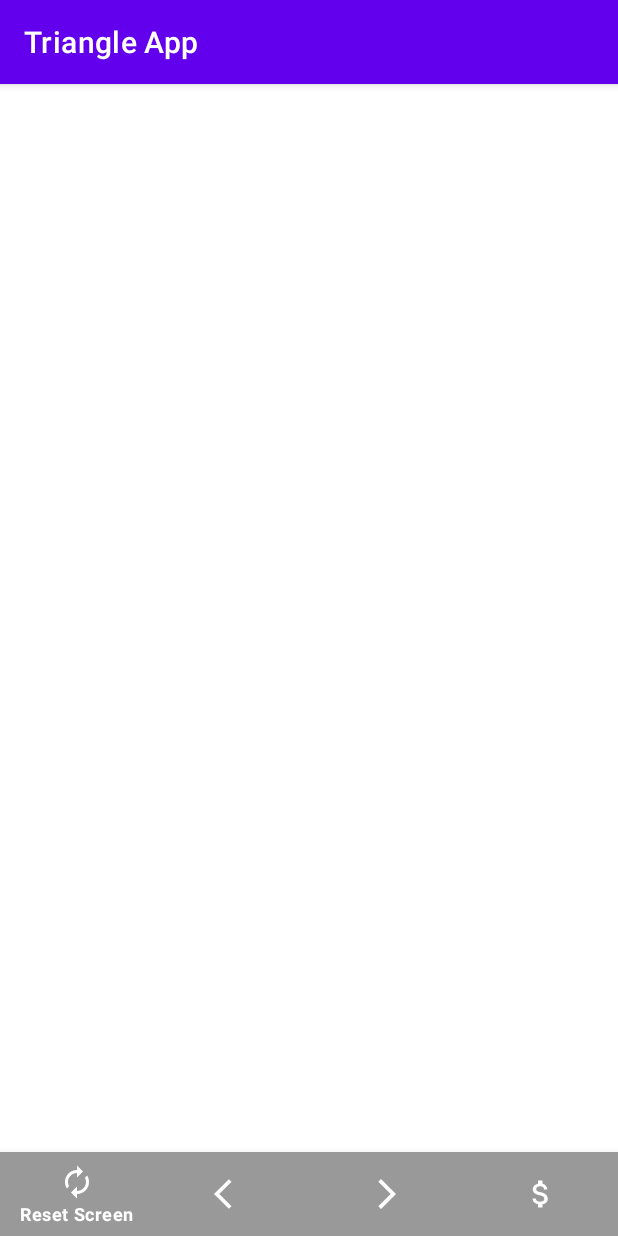
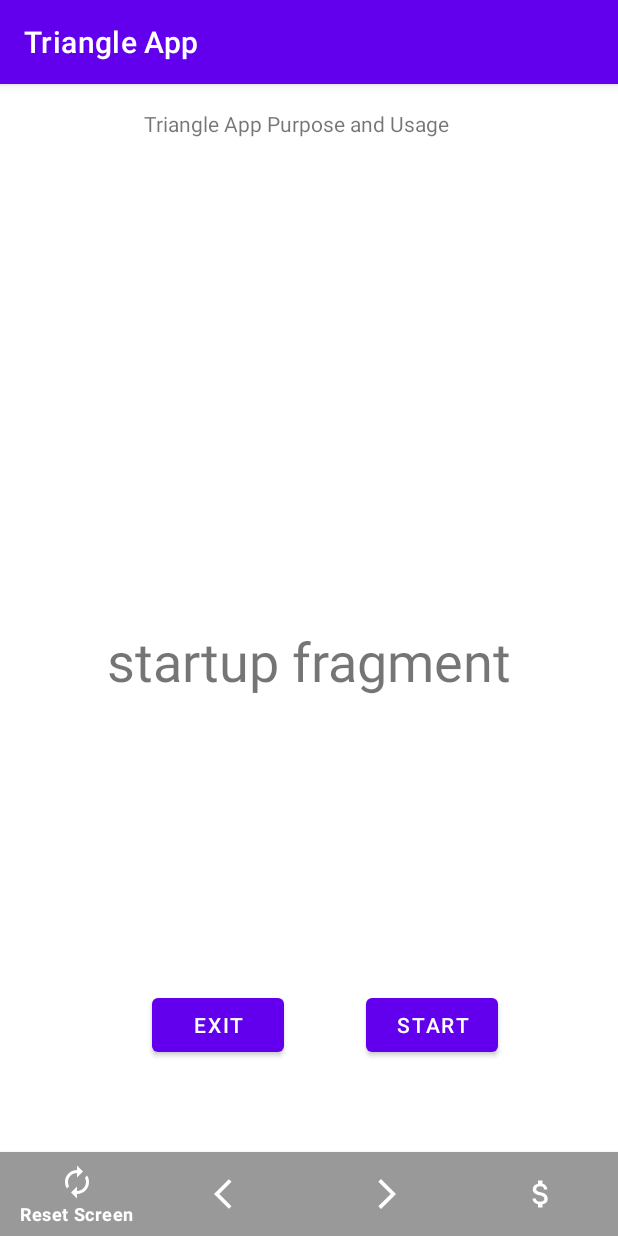
Before and after one commit to burekichevapi/TriangleHW1, an Android app: the screen it shows after launch (MainActivity), on a phone screen of 412 x 824 dp. Run offline under Robolectric (Android 15) with nearby library versions, the phone set to English and light mode, and no system bars.

Commit message:
Cleaned up fragments and added navigatin between fragments into MainActivity.kt. Unfortunately, it's not working as expected. Also, the listener for the BottomNavBar is deprecated and I can't find how we're supposed to handle those events now

```diff
--- a/app/build.gradle
+++ b/app/build.gradle
@@ -38,6 +38,7 @@ dependencies {
     implementation 'com.google.android.material:material:1.4.0'
     implementation 'androidx.constraintlayout:constraintlayout:2.1.0'
     implementation 'androidx.legacy:legacy-support-v4:1.0.0'
+    implementation 'androidx.navigation:navigation-fragment-ktx:2.3.5'
     testImplementation 'junit:junit:4.+'
     androidTestImplementation 'androidx.test.ext:junit:1.1.3'
     androidTestImplementation 'androidx.test.espresso:espresso-core:3.5.0-alpha01'
--- a/app/src/main/java/com/example/trianglehw1/MainActivity.kt
+++ b/app/src/main/java/com/example/trianglehw1/MainActivity.kt
@@ -2,11 +2,42 @@ package com.example.trianglehw1
 
 import androidx.appcompat.app.AppCompatActivity
 import android.os.Bundle
+import androidx.fragment.app.Fragment
+import com.example.trianglehw1.fragments.donate_fragment
+import com.example.trianglehw1.fragments.startup_fragment
+import com.example.trianglehw1.fragments.triangle_fragment
+import com.google.android.material.bottomnavigation.BottomNavigationView
 
 class MainActivity : AppCompatActivity() {
+
+    private val startupFragment: startup_fragment = startup_fragment()
+    private val donateFragment: donate_fragment = donate_fragment()
+    private val triangleFragment: triangle_fragment = triangle_fragment()
+
+    private val mOnNavigationItemSelectedListener = BottomNavigationView.OnNavigationItemSelectedListener { item ->
+
+        val transaction = supportFragmentManager.beginTransaction()
+        transaction.setCustomAnimations(android.R.anim.fade_in, android.R.anim.fade_out)
+
+        when(item.itemId){
+
+            R.id.ic_back_nav_button -> transaction.replace(R.id.fragment_container, startupFragment)
+            R.id.ic_reset_screen_button -> transaction.replace(R.id.fragment_container, triangleFragment)
+            R.id.ic_donate_nav_button -> transaction.replace(R.id.fragment_container, donateFragment)
+        }
+        transaction.commit()
+
+        true
+    }
+
     override fun onCreate(savedInstanceState: Bundle?) {
         super.onCreate(savedInstanceState)
         setContentView(R.layout.activity_main)
+
+        val transaction = supportFragmentManager.beginTransaction()
+        transaction.add(R.id.fragment_container,  startupFragment)
+        transaction.commit()
+
         // TEST COMMENT
     }
 }
--- a/app/src/main/java/com/example/trianglehw1/fragments/donate_fragment.kt
+++ b/app/src/main/java/com/example/trianglehw1/fragments/donate_fragment.kt
@@ -35,7 +35,7 @@ class donate_fragment : Fragment() {
         savedInstanceState: Bundle?
     ): View? {
         // Inflate the layout for this fragment
-        return inflater.inflate(R.layout.fragment_donate_fragment, container, false)
+        return inflater.inflate(R.layout.fragment_donate_container, container, false)
     }
 
     companion object {
--- a/app/src/main/java/com/example/trianglehw1/fragments/startup_fragment.kt
+++ b/app/src/main/java/com/example/trianglehw1/fragments/startup_fragment.kt
@@ -35,7 +35,8 @@ class startup_fragment : Fragment() {
         savedInstanceState: Bundle?
     ): View? {
         // Inflate the layout for this fragment
-        return inflater.inflate(R.layout.fragment_startup_fragment, container, false)
+
+        return inflater.inflate(R.layout.fragment_startup_container, container, false)
     }
 
     companion object {
--- a/app/src/main/java/com/example/trianglehw1/fragments/triangle_fragment.kt
+++ b/app/src/main/java/com/example/trianglehw1/fragments/triangle_fragment.kt
@@ -35,7 +35,7 @@ class triangle_fragment : Fragment() {
         savedInstanceState: Bundle?
     ): View? {
         // Inflate the layout for this fragment
-        return inflater.inflate(R.layout.fragment_triangle_fragment, container, false)
+        return inflater.inflate(R.layout.fragment_triangle_container, container, false)
     }
 
     companion object {
--- a/app/src/main/res/layout/activity_main.xml
+++ b/app/src/main/res/layout/activity_main.xml
@@ -1,5 +1,5 @@
 <?xml version="1.0" encoding="utf-8"?>
-<androidx.constraintlayout.widget.ConstraintLayout xmlns:android="http://schemas.android.com/apk/res/android"
+    <androidx.constraintlayout.widget.ConstraintLayout xmlns:android="http://schemas.android.com/apk/res/android"
     xmlns:app="http://schemas.android.com/apk/res-auto"
     xmlns:tools="http://schemas.android.com/tools"
     android:id="@+id/view_Main"
@@ -7,12 +7,21 @@
     android:layout_height="match_parent"
     tools:context=".MainActivity">
 
+    <FrameLayout
+        android:id="@+id/fragment_container"
+        android:layout_width="match_parent"
+        android:layout_height="match_parent"
+        app:layout_constraintBottom_toTopOf="@id/view_BottomNavBar" >
+    </FrameLayout>
+
+
     <com.google.android.material.bottomnavigation.BottomNavigationView
         android:id="@+id/view_BottomNavBar"
         android:layout_width="match_parent"
         android:layout_height="wrap_content"
         android:layout_alignParentBottom="true"
         android:background="#999999"
+        app:elevation="4dp"
         app:itemIconTint="#ffff"
         app:itemTextColor="#ffff"
         app:layout_constraintBottom_toBottomOf="parent"
--- a/app/src/main/res/layout/fragment_startup_fragment.xml
+++ b/app/src/main/res/layout/fragment_startup_container.xml
@@ -6,17 +6,25 @@
     xmlns:app="http://schemas.android.com/apk/res-auto"
     tools:context=".fragments.startup_fragment">
 
-    <!-- TODO: Update blank fragment layout -->
-
-  <!--  <FrameLayout
+<!--    <FrameLayout
         android:id="@+id/fl_wrapper"
         android:layout_width="match_parent"
         android:layout_height="0dp"
         app:layout_constraintBottom_toTopOf="parent"
         app:layout_constraintTop_toTopOf="parent"
-        app:layout_constraintVertical_bias="1.0"
         tools:layout_editor_absoluteX="0dp" >
 -->
+        <TextView
+            android:id="@+id/triangle"
+            android:layout_width="wrap_content"
+            android:layout_height="wrap_content"
+            android:text="startup fragment"
+            android:textSize="36sp"
+            app:layout_constraintBottom_toBottomOf="parent"
+            app:layout_constraintLeft_toLeftOf="parent"
+            app:layout_constraintRight_toRightOf="parent"
+            app:layout_constraintTop_toTopOf="parent" />
+
         <TextView
             android:id="@+id/label_AppPurposeUsage"
             android:layout_width="wrap_content"
@@ -34,7 +42,7 @@
             android:layout_width="wrap_content"
             android:layout_height="wrap_content"
             android:layout_marginEnd="80dp"
-            android:text="Button"
+            android:text="Start"
             app:layout_constraintBottom_toBottomOf="parent"
             app:layout_constraintEnd_toEndOf="parent"
             app:layout_constraintTop_toTopOf="parent"
@@ -44,7 +52,7 @@
             android:id="@+id/btn_Exit"
             android:layout_width="wrap_content"
             android:layout_height="wrap_content"
-            android:text="Button"
+            android:text="Exit"
             app:layout_constraintBottom_toBottomOf="parent"
             app:layout_constraintEnd_toStartOf="@+id/btn_Start"
             app:layout_constraintHorizontal_bias="0.65"
@@ -52,17 +60,6 @@
             app:layout_constraintTop_toTopOf="parent"
             app:layout_constraintVertical_bias="0.838" />
 
-  <!--  </FrameLayout>
--->
-    <TextView
-        android:id="@+id/startup"
-        android:layout_width="wrap_content"
-        android:layout_height="wrap_content"
-        android:text="Startup fragment"
-        android:textSize="36sp"
-        app:layout_constraintBottom_toBottomOf="parent"
-        app:layout_constraintLeft_toLeftOf="parent"
-        app:layout_constraintRight_toRightOf="parent"
-        app:layout_constraintTop_toTopOf="parent" />
+<!--    </FrameLayout> -->
 
 </androidx.constraintlayout.widget.ConstraintLayout>
--- a/app/src/main/res/menu/nav_menu.xml
+++ b/app/src/main/res/menu/nav_menu.xml
@@ -3,21 +3,21 @@
     <item
         android:id="@+id/ic_reset_screen_button"
         android:icon="@drawable/ic_reset_screen_button"
-        android:title="Reset Screen" />
+        android:title="@string/title_reset_screen" />
 
     <item
         android:id="@+id/ic_back_nav_button"
         android:icon="@drawable/ic_back_nav_button"
-        android:title="Back" />
+        android:title="@string/title_back" />
 
     <item
         android:id="@+id/ic_forward_nav_button"
         android:icon="@drawable/ic_forward_nav_button"
-        android:title="Forward" />
+        android:title="@string/title_forward" />
 
     <item
         android:id="@+id/ic_donate_nav_button"
         android:icon="@drawable/ic_donate_nav_button"
-        android:title="Donate" />
+        android:title="@string/title_donate" />
 
 </menu>
--- a/app/src/main/res/values/strings.xml
+++ b/app/src/main/res/values/strings.xml
@@ -1,5 +1,8 @@
 <resources>
     <string name="app_name">Triangle App</string>
-    <!-- TODO: Remove or change this placeholder text -->
     <string name="hello_blank_fragment">Hello blank fragment</string>
+    <string name="title_reset_screen">Reset Screen</string>
+    <string name="title_back">Back</string>
+    <string name="title_forward">Forward</string>
+    <string name="title_donate">Donate</string>
 </resources>
```
Also changed, not shown: app/src/main/res/layout/fragment_donate_container.xml (renamed from app/src/main/res/layout/fragment_triangle_fragment.xml, +3 -4 lines), app/src/main/res/layout/fragment_triangle_container.xml (renamed from app/src/main/res/layout/fragment_donate_fragment.xml, +3 -5 lines).
